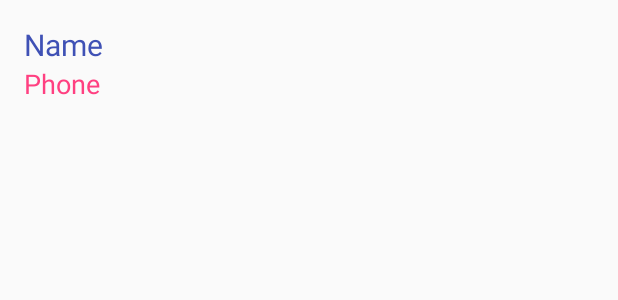
After one commit to ishantk/ENC2018Android, an Android app: the layout customer_list_item.xml on its own in the app's theme, with its tools: preview values and no code run, on a phone screen of 412 x 824 dp. The commit adds this screen. Shown: the top 300 px of the screen. Run offline under Robolectric (Android 15) with nearby library versions, the phone set to English and light mode, and no system bars.

```diff
--- a/app/src/main/AndroidManifest.xml
+++ b/app/src/main/AndroidManifest.xml
@@ -59,7 +59,9 @@
             android:name=".CustomersProvider"
             android:authorities="com.auribises.activitylifecycle.customersprovider"
             android:enabled="true"
-            android:exported="true"></provider>
+            android:exported="true" />
+
+        <activity android:name=".AllCustomersActivity"></activity>
     </application>
 
 </manifest>
--- /dev/null
+++ b/app/src/main/res/layout/customer_list_item.xml
@@ -0,0 +1,23 @@
+<?xml version="1.0" encoding="utf-8"?>
+<LinearLayout xmlns:android="http://schemas.android.com/apk/res/android"
+    android:orientation="vertical"
+    android:layout_width="match_parent"
+    android:layout_height="wrap_content"
+    android:padding="16dp">
+
+    <TextView
+        android:id="@+id/textViewName"
+        android:layout_width="wrap_content"
+        android:layout_height="wrap_content"
+        android:textSize="20dp"
+        android:textColor="@color/colorPrimary"
+        android:text="Name" />
+
+    <TextView
+        android:id="@+id/textViewPhone"
+        android:layout_width="wrap_content"
+        android:layout_height="wrap_content"
+        android:textSize="18dp"
+        android:textColor="@color/colorAccent"
+        android:text="Phone" />
+</LinearLayout>
```
Also changed, not shown: app/src/main/java/com/auribises/activitylifecycle/AddCustomerActivity.java (+25 -0 lines), app/src/main/java/com/auribises/activitylifecycle/AllCustomersActivity.java (added, +70 -0 lines), app/src/main/java/com/auribises/activitylifecycle/CustomerAdapter.java (added, +51 -0 lines), app/src/main/java/com/auribises/activitylifecycle/CustomersProvider.java (+5 -2 lines), app/src/main/res/layout/activity_all_customers.xml (added, +11 -0 lines), app/src/main/res/menu/menu_addcustomers.xml (added, +8 -0 lines).
